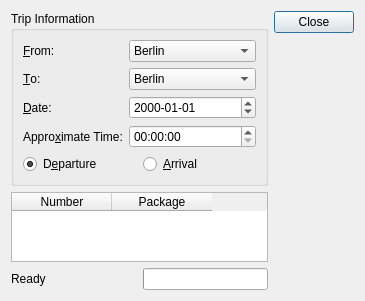
Old version of the form client/tripplanner/tripplanner.ui in the repository JiapengLi/net-nfc.
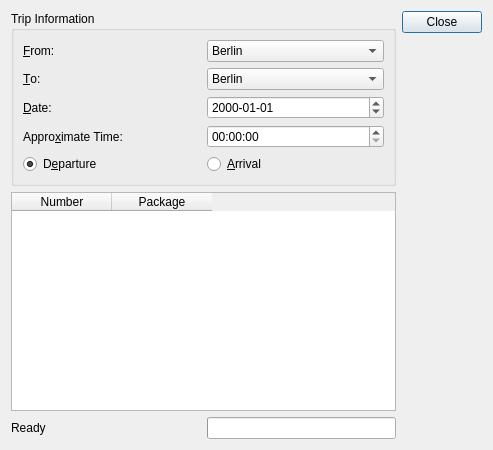
New version of the form.

Patch:
```diff
--- a/client/tripplanner/tripplanner.ui
+++ b/client/tripplanner/tripplanner.ui
@@ -6,8 +6,8 @@
    <rect>
     <x>0</x>
     <y>0</y>
-    <width>356</width>
-    <height>268</height>
+    <width>493</width>
+    <height>450</height>
    </rect>
   </property>
   <property name="windowTitle">
```
